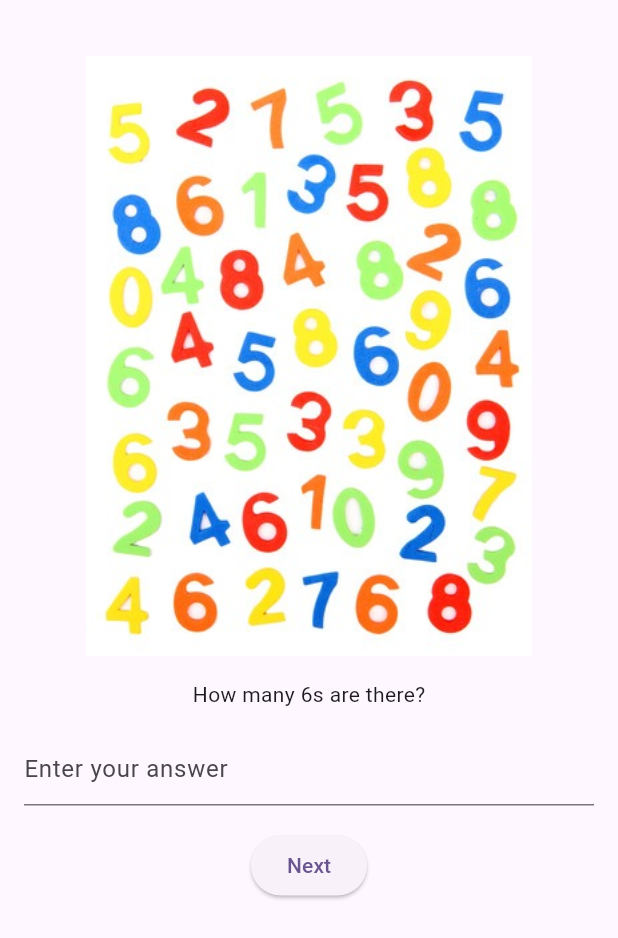
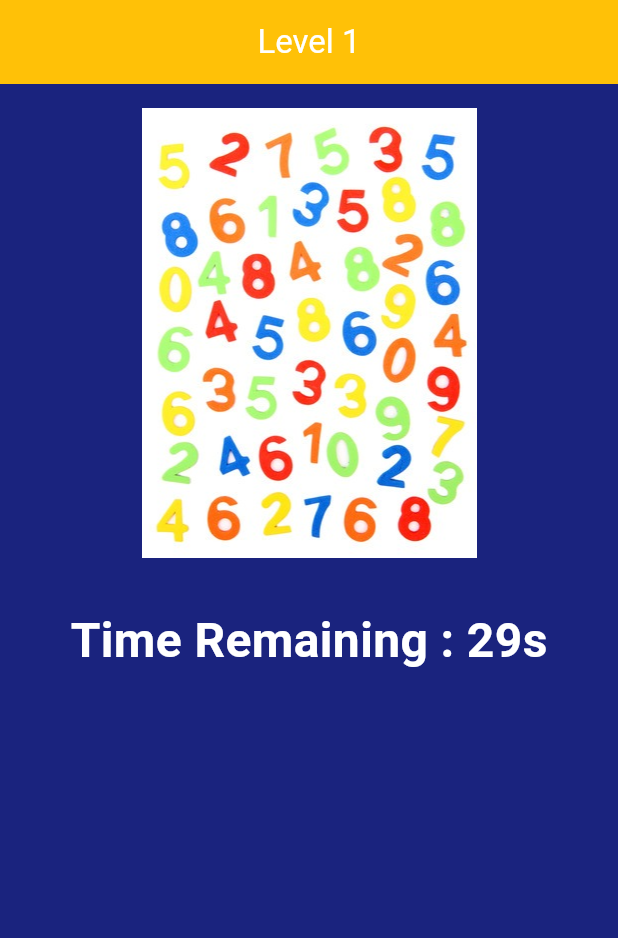
Before and after one commit to balajinithi1999/fun_play, a Flutter app: the GameView screen opened directly, on a phone screen of 412 x 824 dp. Shown: the top 938 px of the screen. Run offline on Flutter 3.47's test engine with Material 3 defaults, Android fonts, the phone set to English and light mode, and no system bars.

Commit message:
fixed gameview

```diff
--- a/lib/homepage/game_view.dart
+++ b/lib/homepage/game_view.dart
@@ -1,6 +1,7 @@
 import 'package:flutter/material.dart';
 import 'package:fun_play/homepage/data.dart';
 import 'package:fun_play/homepage/result_view.dart';
+import 'package:fun_play/utils.dart';
 
 class GameView extends StatefulWidget {
   final String name;
@@ -19,9 +20,46 @@ class _GameViewState extends State<GameView> {
   int score = 0;
   String answer = "";
   TextEditingController ctl = TextEditingController();
+  bool isTimerRunning = false;
+  int timerMaxSeconds = 30;
+
+  @override
+  initState() {
+    super.initState();
+
+    callTimer();
+  }
+
+  callTimer() async {
+    setState(() {
+      isTimerRunning = true;
+    });
+    for (int i = 0; i <= 29; i++) {
+      await Future.delayed(const Duration(seconds: 1), () {
+        setState(() {
+          timerMaxSeconds = timerMaxSeconds - 1;
+        });
+      });
+    }
+    setState(() {
+      isTimerRunning = false;
+      timerMaxSeconds = 30;
+    });
+  }
+
   @override
   Widget build(BuildContext context) {
     return Scaffold(
+      backgroundColor: Utils.secondaryColor,
+      appBar: AppBar(
+        automaticallyImplyLeading: false,
+        backgroundColor: Utils.primaryColor,
+        title: Text(
+          "Level ${index + 1}",
+          style: Utils.textStyle,
+        ),
+        centerTitle: true,
+      ),
       body: SafeArea(
         child: Center(
           child: Padding(
@@ -30,32 +68,57 @@ class _GameViewState extends State<GameView> {
             ),
             child: Column(
               children: [
-                Text(
-                  widget.name,
-                ),
                 const SizedBox(
                   height: 16,
                 ),
+                if (isTimerRunning)
                   Image.asset(
                     data[index].imagePath,
-                  height: 400,
+                    height: 300,
                   ),
+                if (!isTimerRunning)
+                  const Icon(
+                    Icons.question_mark_rounded,
+                    size: 300,
+                    color: Colors.white,
+                  ),
+                if (isTimerRunning) ...[
+                  const SizedBox(
+                    height: 32,
+                  ),
+                  Text(
+                    "Time Remaining : ${timerMaxSeconds}s",
+                    style: Utils.textStyle.copyWith(
+                      fontSize: 32,
+                      fontWeight: FontWeight.bold,
+                    ),
+                  ),
+                ],
+                if (!isTimerRunning) ...[
                   const SizedBox(
                     height: 16,
                   ),
                   Text(
                     data[index].queAndAnsList[0].question,
+                    style: Utils.textStyle,
                   ),
                   const SizedBox(
                     height: 16,
                   ),
                   TextField(
+                    style: Utils.textStyle,
                     controller: ctl,
                     onChanged: (value) {
                       answer = value;
                     },
-                  decoration: const InputDecoration(
+                    decoration: InputDecoration(
                       hintText: "Enter your answer",
+                      hintStyle: Utils.textStyle,
+                      border: OutlineInputBorder(
+                        borderRadius: BorderRadius.circular(
+                          40,
+                        ),
+                      ),
                     ),
                   ),
                   const SizedBox(
@@ -84,10 +147,19 @@ class _GameViewState extends State<GameView> {
                         index = index + 1;
                         answer = "";
                         ctl.clear();
+                        callTimer();
                       });
                     },
-                  child: const Text("Next"),
+                    style: ElevatedButton.styleFrom(
+                      textStyle: Utils.textStyle,
+                      backgroundColor: Utils.primaryColor,
                     ),
+                    child: Text(
+                      "Next",
+                      style: Utils.textStyle,
+                    ),
+                  ),
+                ],
               ],
             ),
           ),
```
Lines whose indentation alone changed are shown as unchanged.
